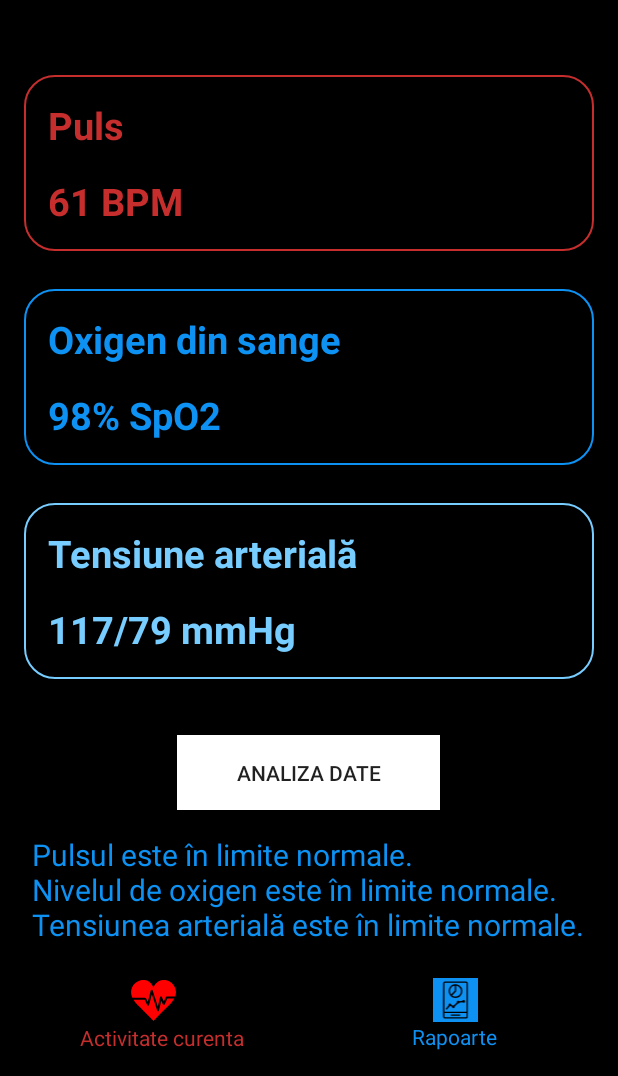
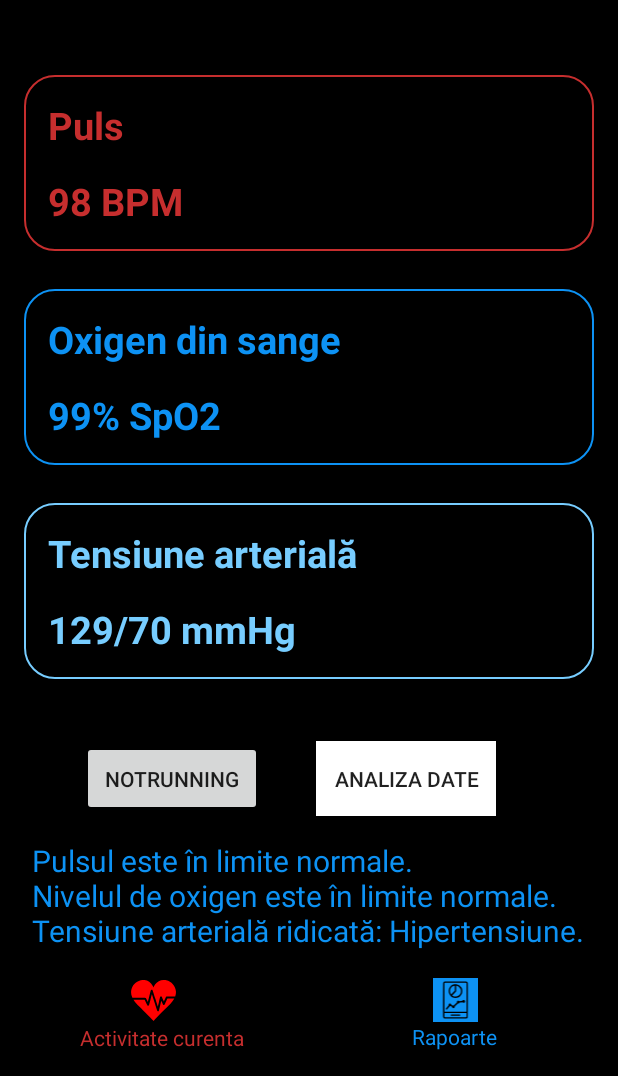
Before and after one commit to Alescandru/CareMonitor24-7, an Android app: the screen it shows after launch (MainActivity), after a tap on "ANALIZA DATE", on a phone screen of 412 x 824 dp, the part 160-1236 px from its top. Run offline under Robolectric (Android 15) with nearby library versions, the phone set to English and light mode, and no system bars.

Commit message:
Refactored SensorSimulator to simulate real-time health data like a smartwatch or smartband, with realistic pulse, oxygen level, and blood pressure variations. Changes include:
-isRunning now controlled solely via UI button in MainActivity
-Improved data fluctuations based on activity (e.g., running, health issues)

```diff
--- a/app/src/main/java/com/example/hackathon2024/MainActivity.java
+++ b/app/src/main/java/com/example/hackathon2024/MainActivity.java
@@ -1,6 +1,7 @@
 package com.example.hackathon2024;
 
 import android.os.Bundle;
+import android.view.View;
 import android.widget.Button;
 import android.widget.TextView;
 
@@ -24,6 +25,7 @@ public class MainActivity extends AppCompatActivity {
 
     // Simulator de senzori
     private SensorSimulator simulator;
+    Button buttonIsRunig;
 
     @Override
     protected void onCreate(Bundle savedInstanceState) {
@@ -66,6 +68,20 @@ public class MainActivity extends AppCompatActivity {
 
         // Setează listener-ul pentru butonul de analizare
         buttonAnalizare.setOnClickListener(view -> analizaDateMedicale());
+
+        buttonIsRunig = findViewById(R.id.isRunningB);
+        buttonIsRunig.setOnClickListener(new View.OnClickListener() {
+            @Override
+            public void onClick(View v) {
+                // Toggle the isRunning state
+                boolean newState = !simulator.isRunning(); // Use the getter method
+                simulator.setRunning(newState); // Update the simulator's running state
+
+                // Optionally, update the button text based on the new state
+                buttonIsRunig.setText(newState ? "Running" : "notRunning");
+            }
+        });
+
     }
 
     @Override
@@ -79,7 +95,21 @@ public class MainActivity extends AppCompatActivity {
     private void analizaDateMedicale() {
         StringBuilder concluzii = new StringBuilder();
 
+        // Check if simulation is running and set thresholds accordingly
+        boolean running = simulator.isRunning(); // Get the current running state
+
         // Analiza pulsului
+        if (running) {
+            // Higher thresholds for running state
+            if (puls < 100) {
+                concluzii.append("Bradicardie: Pulsul este prea mic.\n");
+            } else if (puls > 150) {
+                concluzii.append("Tahicardie: Pulsul este prea mare.\n");
+            } else {
+                concluzii.append("Pulsul este în limite normale.\n");
+            }
+        } else {
+            // Normal thresholds when not running
             if (puls < 60) {
                 concluzii.append("Bradicardie: Pulsul este prea mic.\n");
             } else if (puls > 100) {
@@ -87,15 +117,37 @@ public class MainActivity extends AppCompatActivity {
             } else {
                 concluzii.append("Pulsul este în limite normale.\n");
             }
+        }
 
         // Analiza nivelului de oxigen din sânge
+        if (running) {
+            // Adjusted threshold for oxygen level when running
+            if (oxigen < 92) {
+                concluzii.append("Nivel scăzut de oxigen: Hipoxemie.\n");
+            } else {
+                concluzii.append("Nivelul de oxigen este în limite normale.\n");
+            }
+        } else {
+            // Normal threshold for oxygen level
             if (oxigen < 90) {
                 concluzii.append("Nivel scăzut de oxigen: Hipoxemie.\n");
             } else {
                 concluzii.append("Nivelul de oxigen este în limite normale.\n");
             }
+        }
 
         // Analiza tensiunii arteriale
+        if (running) {
+            // Higher thresholds for blood pressure when running
+            if (tensiuneSistolic > 200 || tensiuneDiastolic > 110) {
+                concluzii.append("Tensiune arterială ridicată: Hipertensiune.\n");
+            } else if (tensiuneSistolic < 160 || tensiuneDiastolic < 80) {
+                concluzii.append("Tensiune arterială scăzută: Hipotensiune.\n");
+            } else {
+                concluzii.append("Tensiunea arterială este în limite normale.\n");
+            }
+        } else {
+            // Normal thresholds for blood pressure when not running
             if (tensiuneSistolic > 140 || tensiuneDiastolic > 90) {
                 concluzii.append("Tensiune arterială ridicată: Hipertensiune.\n");
             } else if (tensiuneSistolic < 90 || tensiuneDiastolic < 60) {
@@ -103,8 +155,10 @@ public class MainActivity extends AppCompatActivity {
             } else {
                 concluzii.append("Tensiunea arterială este în limite normale.\n");
             }
+        }
 
         // Afișează concluziile în TextView
         concluziiTextView.setText(concluzii.toString());
     }
+
 }
--- /dev/null
+++ b/app/src/main/java/com/example/hackathon2024/ProfilActivity.java
@@ -0,0 +1,5 @@
+package com.example.hackathon2024;
+
+public class ProfilActivity {
+
+}
--- a/app/src/main/java/com/example/hackathon2024/SensorSimulator.java
+++ b/app/src/main/java/com/example/hackathon2024/SensorSimulator.java
@@ -1,7 +1,6 @@
 package com.example.hackathon2024;
 
 import android.os.Handler;
-
 import java.util.Random;
 
 class SensorSimulator {
@@ -12,9 +11,9 @@ class SensorSimulator {
     private int oxygenLevel;
     private int systolicPressure;
     private int diastolicPressure;
-    private boolean isRunning = false;
+    private boolean isRunning = false; // Default value for isRunning
 
-    private final int SIMULATION_INTERVAL = 2000; // 2 secunde
+    private final int SIMULATION_INTERVAL = 2000; // 2 seconds
 
     public interface SensorDataListener {
         void onSensorDataChanged(int pulse, int oxygenLevel, int systolicPressure, int diastolicPressure);
@@ -27,28 +26,55 @@ class SensorSimulator {
     }
 
     public void startSimulation() {
-        isRunning = true;
-        simulateData();
+        simulateData(); // Start simulating data
     }
 
     public void stopSimulation() {
-        isRunning = false;
-        handler.removeCallbacksAndMessages(null);
+        handler.removeCallbacksAndMessages(null); // Stop the handler from calling simulateData
+    }
+
+    // Method to set the isRunning state
+    public void setRunning(boolean running) {
+        this.isRunning = running; // Directly update the isRunning state
+    }
+
+    // Getter for isRunning
+    public boolean isRunning() {
+        return isRunning; // Return the current state of isRunning
     }
 
     private void simulateData() {
-        if (!isRunning) return;
+        // Check if the simulation is running and adjust thresholds accordingly
+        if (isRunning) {
+            // Higher thresholds when isRunning is true
+            pulse = 100 + random.nextInt(51); // between 100 and 150 BPM
+            oxygenLevel = 92 + random.nextInt(9); // between 92% and 100% SpO2
+            systolicPressure = 160 + random.nextInt(41); // between 160 and 200 mmHg
+            diastolicPressure = 80 + random.nextInt(31); // between 80 and 110 mmHg
+        } else {
+            // Normal thresholds when not running
+            pulse = 60 + random.nextInt(40); // between 60 and 100 BPM
+            oxygenLevel = 95 + random.nextInt(5); // between 95% and 100% SpO2
+            systolicPressure = 110 + random.nextInt(20); // between 110 and 130 mmHg
+            diastolicPressure = 70 + random.nextInt(10); // between 70 and 80 mmHg
+        }
 
-        // Generăm date random pentru puls, oxigen și tensiune
-        pulse = 60 + random.nextInt(40); // între 60 și 100 BPM
-        oxygenLevel = 95 + random.nextInt(5); // între 95% și 100% SpO2
-        systolicPressure = 110 + random.nextInt(20); // între 110 și 130 mmHg
-        diastolicPressure = 70 + random.nextInt(10); // între 70 și 80 mmHg
+        // Introduce random health variations (1-10)
+        int randomHealthFactor = random.nextInt(10) + 1; // Random value between 1 and 10
 
-        // Transmitem datele simulate către listener
+        if (randomHealthFactor == 10) {
+            // Apply variations if randomHealthFactor is 10
+            pulse += random.nextInt(11); // Increase pulse by 0 to 10 BPM
+            oxygenLevel -= random.nextInt(5) + 1; // Decrease oxygen level by 1 to 5%
+            systolicPressure += random.nextInt(31) + 10; // Increase systolic pressure by 10 to 40 mmHg
+            diastolicPressure += random.nextInt(10) + 1; // Increase diastolic pressure by 1 to 10 mmHg
+        }
+
+        // Transmit simulated data to listener
         listener.onSensorDataChanged(pulse, oxygenLevel, systolicPressure, diastolicPressure);
 
-        // Repetăm simularea la fiecare 2 secunde
+        // Repeat simulation every 2 seconds
         handler.postDelayed(this::simulateData, SIMULATION_INTERVAL);
     }
+
 }
--- a/app/src/main/res/layout/activity_main.xml
+++ b/app/src/main/res/layout/activity_main.xml
@@ -164,12 +164,13 @@
 
                     <Button
                         android:id="@+id/buttonAnalizare"
-                        android:layout_width="175dp"
+                        android:layout_width="120dp"
                         android:layout_height="50dp"
-                        android:layout_marginTop="12dp"
+                        android:layout_marginTop="16dp"
                         android:background="@color/white"
                         android:text="Analiza date"
                         app:layout_constraintEnd_toEndOf="parent"
+                        app:layout_constraintHorizontal_bias="0.75"
                         app:layout_constraintStart_toStartOf="parent"
                         app:layout_constraintTop_toTopOf="parent" />
 
@@ -184,6 +185,17 @@
                         app:layout_constraintEnd_toEndOf="parent"
                         app:layout_constraintStart_toStartOf="parent"
                         app:layout_constraintTop_toBottomOf="@+id/buttonAnalizare" />
+
+                    <Button
+                        android:id="@+id/isRunningB"
+                        android:layout_width="120dp"
+                        android:layout_height="50dp"
+                        android:layout_marginTop="16dp"
+                        android:text="notRunning"
+                        app:layout_constraintEnd_toEndOf="parent"
+                        app:layout_constraintHorizontal_bias="0.15"
+                        app:layout_constraintStart_toStartOf="parent"
+                        app:layout_constraintTop_toTopOf="parent" />
 
 
                 </androidx.constraintlayout.widget.ConstraintLayout>
```
Lines whose indentation alone changed are shown as unchanged.
